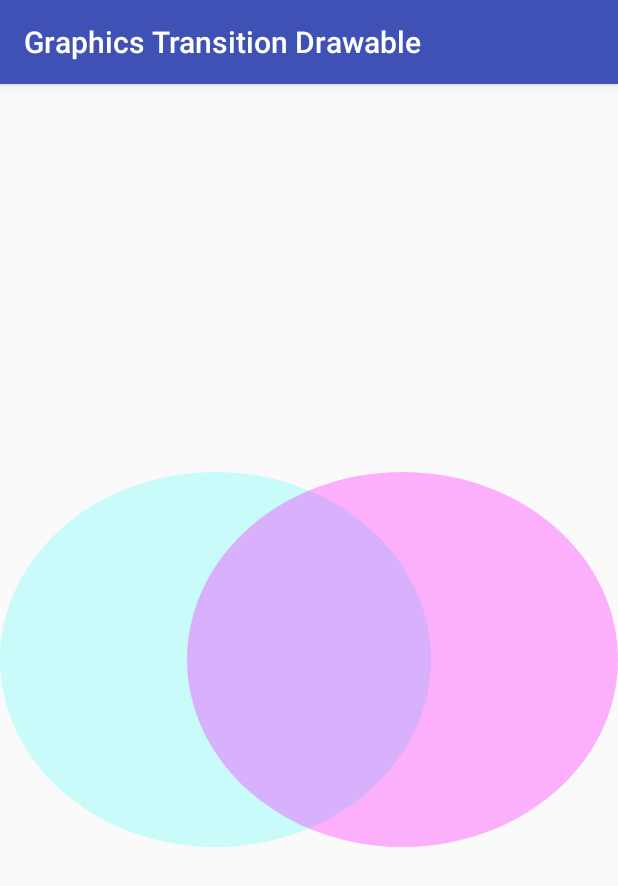
After one commit to YershovAleksandr/Android_023, an Android app: the TransitionDrawableActivity screen opened directly, with no data from a screen before it, on a phone screen of 412 x 824 dp. The commit adds this screen. Shown: the top 886 px of the screen. Run offline under Robolectric (Android 15) with nearby library versions, the phone set to English and light mode, and no system bars.

Commit message:
Graphics Transition Drawable complete

```diff
--- a/app/src/main/AndroidManifest.xml
+++ b/app/src/main/AndroidManifest.xml
@@ -27,6 +27,7 @@
         <activity android:name=".GraphicsPaintActivity" android:label="@string/app_graphicspaint" />
         <activity android:name=".ShapeDrawActivity" android:label="@string/app_graphicshapedraw" />
         <activity android:name=".ShapeDrawActivityXml" android:label="@string/app_graphicshapedrawxml" />
+        <activity android:name=".TransitionDrawableActivity" android:label="@string/app_graphictransitiondrawable" />
     </application>
 
 </manifest>
--- a/app/src/main/java/nam/com/mylabapplication/MainActivity.java
+++ b/app/src/main/java/nam/com/mylabapplication/MainActivity.java
@@ -107,6 +107,14 @@ public class MainActivity extends AppCompatActivity {
             }
         });
 
+        Button mButton9 = findViewById(R.id.button9);
+        mButton9.setOnClickListener(new View.OnClickListener() {
+            @Override
+            public void onClick(View v) {
+                startActivity(new Intent(getBaseContext(), TransitionDrawableActivity.class));
+            }
+        });
+
 
     }
 
--- /dev/null
+++ b/app/src/main/java/nam/com/mylabapplication/TransitionDrawableActivity.java
@@ -0,0 +1,23 @@
+package nam.com.mylabapplication;
+
+import android.graphics.drawable.TransitionDrawable;
+import android.os.Bundle;
+import android.support.v7.app.AppCompatActivity;
+import android.widget.ImageView;
+
+public class TransitionDrawableActivity extends AppCompatActivity {
+	@Override
+	public void onCreate(Bundle savedInstanceState) {
+		super.onCreate(savedInstanceState);
+
+		setContentView(R.layout.graphicstransitiondrawable);
+
+		TransitionDrawable transition = (TransitionDrawable) getResources().getDrawable(R.drawable.shape_transition);
+
+		transition.setCrossFadeEnabled(true);
+
+		((ImageView) findViewById(R.id.image_view)).setImageDrawable(transition);
+
+		transition.startTransition(2000);
+	}
+}
--- /dev/null
+++ b/app/src/main/res/drawable/shape_transition.xml
@@ -0,0 +1,7 @@
+<?xml version="1.0" encoding="utf-8"?>
+<transition xmlns:android="http://schemas.android.com/apk/res/android" >
+
+    <item android:drawable="@drawable/cyan_shape" android:right="125dp"/>
+    <item android:drawable="@drawable/magenta_shape" android:left="125dp"/>
+
+</transition>
--- /dev/null
+++ b/app/src/main/res/layout/graphicstransitiondrawable.xml
@@ -0,0 +1,14 @@
+<?xml version="1.0" encoding="utf-8"?>
+<RelativeLayout xmlns:android="http://schemas.android.com/apk/res/android"
+    android:id="@+id/main_window"
+    android:layout_width="match_parent"
+    android:layout_height="match_parent" >
+
+    <ImageView
+        android:id="@+id/image_view"
+        android:layout_width="match_parent"
+        android:layout_height="250dp"
+        android:contentDescription="@string/fading_image_desc"
+        android:layout_centerVertical="true"
+/>
+</RelativeLayout>
--- a/app/src/main/res/values/strings.xml
+++ b/app/src/main/res/values/strings.xml
@@ -12,6 +12,7 @@
     <string name="app_graphicspaint">Graphics Paint Activity</string>
     <string name="app_graphicshapedraw">Graphics Shape Draw</string>
     <string name="app_graphicshapedrawxml">Graphics Shape Draw Xml</string>
+    <string name="app_graphictransitiondrawable">Graphics Transition Drawable</string>
 
     <string name="btn_txt_1">Graphics Bubble Program</string>
     <string name="btn_txt_2">Graphics Bubble Xml</string>
@@ -22,7 +23,7 @@
     <string name="btn_txt_6">Graphics Paint</string>
     <string name="btn_txt_7">Graphics Shape Draw</string>
     <string name="btn_txt_8">Graphics Shape Draw Xml</string>
-    <string name="btn_txt_9">Button text 9</string>
+    <string name="btn_txt_9">Graphics Transition Drawable</string>
     <string name="btn_txt_10">Button text 10</string>
 
     <string name="btn_txt_11">Button text 11</string>
@@ -47,5 +48,6 @@
 
     <string name="cyan_circle">Cyan Circle</string>
     <string name="magenta_circle">Magenta Circle</string>
+    <string name="fading_image_desc">Fading Image</string>
 
 </resources>
```
